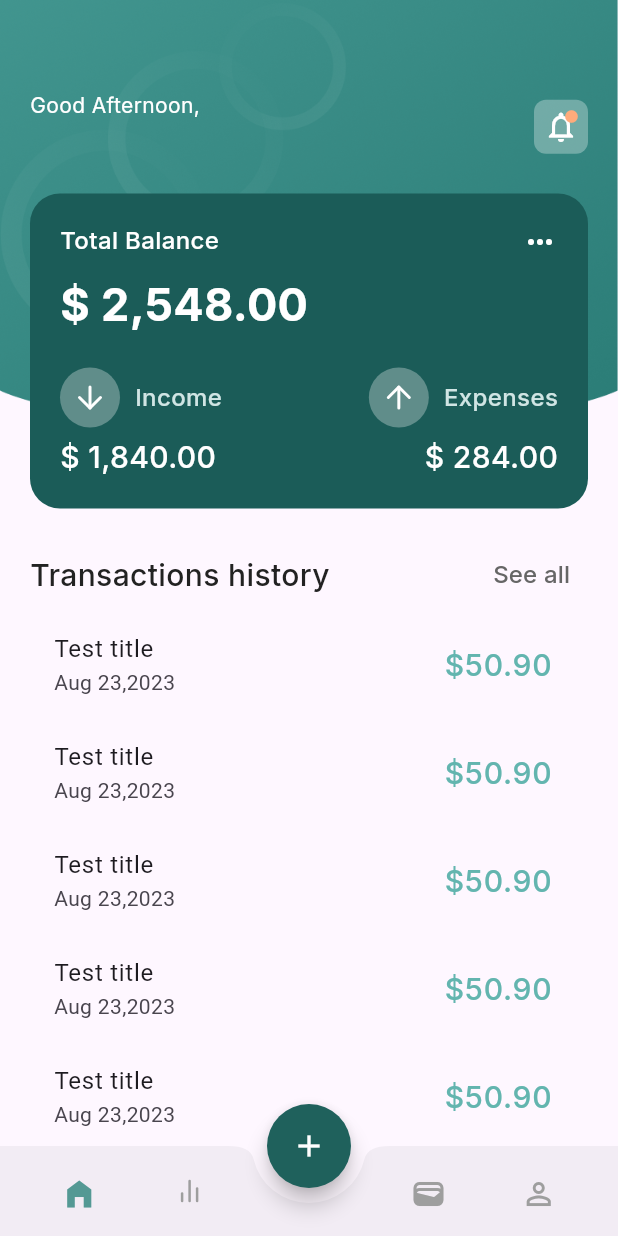
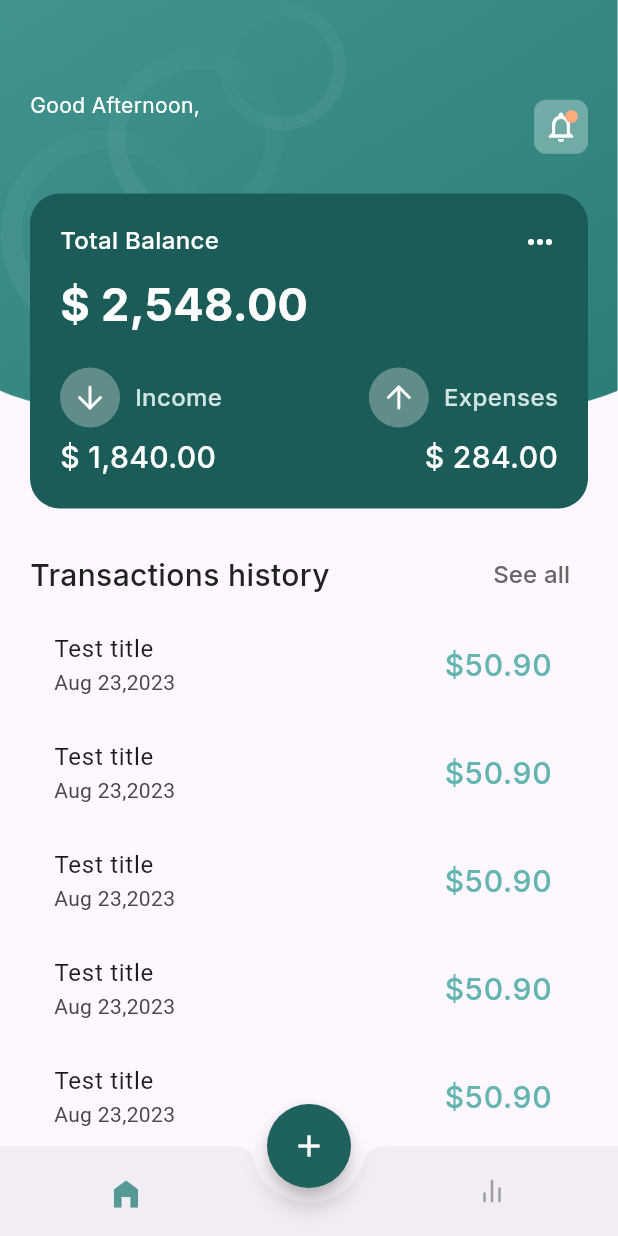
Before and after one commit to PrantoMondal/Expense-Manager, a Flutter app: the ExBottomAppBar screen opened by its route, on a phone screen of 412 x 824 dp. Run offline on Flutter 3.47's test engine with Material 3 defaults, Android fonts, the phone set to English and light mode, and no system bars; our stand-ins replace cloud_firestore, feather_icons, firebase_auth, firebase_core, firebase_storage, fl_chart and 4 more; accounts and stored records are empty.

```diff
--- a/lib/pages/bottom_nav.dart
+++ b/lib/pages/bottom_nav.dart
@@ -27,8 +27,8 @@ class _ExBottomAppBarState extends State<ExBottomAppBar> {
   final pages = [
     DashboardScreen(),
     StatisticsScreen(),
-    WalletScreen(),
-    ProfileScreen(),
+    // WalletScreen(),
+    // ProfileScreen(),
   ];
 
   @override
@@ -74,6 +74,26 @@ class _ExBottomAppBarState extends State<ExBottomAppBar> {
                       color: Colors.grey,
                     ),
             ),
+            // IconButton(
+            //   enableFeedback: false,
+            //   onPressed: () {
+            //     setState(() {
+            //       pageIndex = 2;
+            //     });
+            //   },
+            //   icon: pageIndex == 2
+            //       ? const Icon(
+            //           Icons.wallet,
+            //           color: Color(0xFF549994),
+            //         )
+            //       : const Icon(
+            //           Icons.wallet,
+            //           color: Colors.grey,
+            //         ),
+            // ),
+            const SizedBox(
+              width: 20,
+            ),
             IconButton(
               enableFeedback: false,
               onPressed: () {
@@ -91,43 +111,23 @@ class _ExBottomAppBarState extends State<ExBottomAppBar> {
                       color: Colors.grey,
                     ),
             ),
-            const SizedBox(
-              width: 60,
-            ),
-            IconButton(
-              enableFeedback: false,
-              onPressed: () {
-                setState(() {
-                  pageIndex = 2;
-                });
-              },
-              icon: pageIndex == 2
-                  ? const Icon(
-                      Icons.wallet,
-                      color: Color(0xFF549994),
-                    )
-                  : const Icon(
-                      Icons.wallet,
-                      color: Colors.grey,
-                    ),
-            ),
-            IconButton(
-              enableFeedback: false,
-              onPressed: () {
-                setState(() {
-                  pageIndex = 3;
-                });
-              },
-              icon: pageIndex == 3
-                  ? const Icon(
-                      Icons.person,
-                      color: Color(0xFF549994),
-                    )
-                  : const Icon(
-                      Icons.person_outline,
-                      color: Colors.grey,
-                    ),
-            ),
+            // IconButton(
+            //   enableFeedback: false,
+            //   onPressed: () {
+            //     setState(() {
+            //       pageIndex = 3;
+            //     });
+            //   },
+            //   icon: pageIndex == 3
+            //       ? const Icon(
+            //           Icons.person,
+            //           color: Color(0xFF549994),
+            //         )
+            //       : const Icon(
+            //           Icons.person_outline,
+            //           color: Colors.grey,
+            //         ),
+            // ),
           ],
         ),
       ),
--- a/lib/pages/dashboard_page.dart
+++ b/lib/pages/dashboard_page.dart
@@ -1,18 +1,69 @@
+import 'package:cloud_firestore/cloud_firestore.dart';
 import 'package:expense_manager/auth/auth_service.dart';
 import 'package:expense_manager/auth/login_page.dart';
 import 'package:expense_manager/constants/styles.dart';
+import 'package:expense_manager/db/db_helper.dart';
+import 'package:expense_manager/models/user_model.dart';
+import 'package:expense_manager/providers/user_provider.dart';
 import 'package:feather_icons/feather_icons.dart';
+import 'package:firebase_auth/firebase_auth.dart';
 import 'package:flutter/material.dart';
 import 'package:flutter_easyloading/flutter_easyloading.dart';
+import 'package:provider/provider.dart';
 
-class DashboardScreen extends StatelessWidget {
+class DashboardScreen extends StatefulWidget {
   static const String routeName = '/dashboard';
   const DashboardScreen({super.key});
 
   @override
+  State<DashboardScreen> createState() => _DashboardScreenState();
+}
+
+class _DashboardScreenState extends State<DashboardScreen> {
+  bool isLoading = false;
+
+  String currentUserUid = FirebaseAuth.instance.currentUser!.uid;
+  String? docId;
+  UserModel? userData;
+
+  Future<void> getCurrentUserDocId() async {
+    print(currentUserUid);
+
+    try {
+      userData = await DbHelper().getUserDetails(currentUserUid);
+      print("User Data: ${userData!.name}");
+    } catch (e) {
+      print("Error fetching user data: $e");
+    }
+  }
+
+  @override
+  void initState() {
+    fetchData();
+    // TODO: implement initState
+    super.initState();
+  }
+
+  fetchData() async {
+    setState(() {
+      isLoading = true;
+    });
+
+    await getCurrentUserDocId();
+
+    setState(() {
+      isLoading = false;
+    });
+  }
+
+  @override
   Widget build(BuildContext context) {
     return Scaffold(
-      body: Container(
+      body: isLoading
+          ? const Center(
+              child: CircularProgressIndicator(),
+            )
+          : Container(
               decoration: const BoxDecoration(
                 image: DecorationImage(
                   image: AssetImage("assets/images/pageHeader.png"),
@@ -42,7 +93,7 @@ class DashboardScreen extends StatelessWidget {
                                   fontWeight: FontWeight.w400),
                             ),
                             Text(
-                        AuthService.user!.email.toString(),
+                              userData!.name,
                               style: ExTextStyle.title20W500
                                   .copyWith(color: Colors.white),
                             ),
@@ -57,8 +108,8 @@ class DashboardScreen extends StatelessWidget {
                             onTap: () {
                               EasyLoading.show(status: 'Please wait');
                               AuthService.logout();
-                        Navigator.pushNamedAndRemoveUntil(
-                            context, LoginPage.routeName, (route) => false);
+                              Navigator.pushNamedAndRemoveUntil(context,
+                                  LoginPage.routeName, (route) => false);
                               EasyLoading.dismiss();
                             },
                             child: const Stack(
@@ -106,8 +157,8 @@ class DashboardScreen extends StatelessWidget {
                               ),
                               Text(
                                 "\$ 2,548.00",
-                          style: ExTextStyle.white24W700
-                              .copyWith(color: Colors.white, fontSize: 30),
+                                style: ExTextStyle.white24W700.copyWith(
+                                    color: Colors.white, fontSize: 30),
                               ),
                               const Spacer(),
                               Row(
@@ -124,8 +175,8 @@ class DashboardScreen extends StatelessWidget {
                                   ),
                                   Text(
                                     "Income",
-                              style: ExTextStyle.t16W500
-                                  .copyWith(color: const Color(0xFFD0E5E4)),
+                                    style: ExTextStyle.t16W500.copyWith(
+                                        color: const Color(0xFFD0E5E4)),
                                   )
                                 ],
                               ),
@@ -162,8 +213,8 @@ class DashboardScreen extends StatelessWidget {
                                   ),
                                   Text(
                                     "Expenses",
-                              style: ExTextStyle.t16W500
-                                  .copyWith(color: const Color(0xFFD0E5E4)),
+                                    style: ExTextStyle.t16W500.copyWith(
+                                        color: const Color(0xFFD0E5E4)),
                                   )
                                 ],
                               ),
```
Also changed, not shown: lib/db/db_helper.dart (+12 -0 lines), lib/providers/user_provider.dart (+17 -0 lines). Lines whose indentation alone changed are shown as unchanged.
